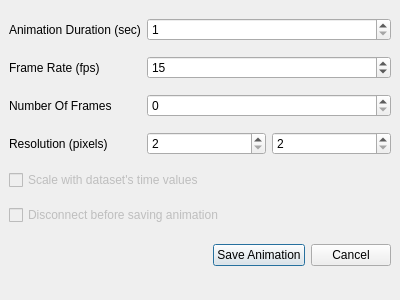
First picture: the form in Qt/Components/Resources/UI/pqAnimationSettings.ui, repository wildmichael/ParaView3-enhancements-old, before the edit.
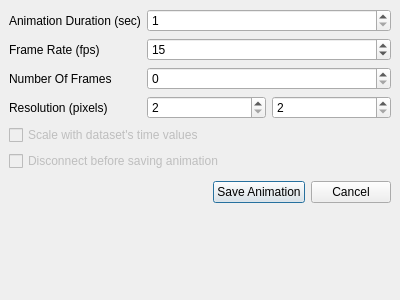
Second picture: the form after the edit.

Commit message: ENH: BUG# 4115: Added support to save animation with mutiple views. Currently only render views are saved (i.e. plot views are not saved).

What changed in the file:
```diff
--- a/Qt/Components/Resources/UI/pqAnimationSettings.ui
+++ b/Qt/Components/Resources/UI/pqAnimationSettings.ui
@@ -24,6 +24,12 @@
      <property name="orientation" >
       <enum>Qt::Vertical</enum>
      </property>
+     <property name="sizeHint" >
+      <size>
+       <width>20</width>
+       <height>40</height>
+      </size>
+     </property>
     </spacer>
    </item>
    <item row="0" column="1" colspan="2" >
```
Left out of the diff: 11 changed lines with no effect on the pictures. The commit also changes 29 other files.
